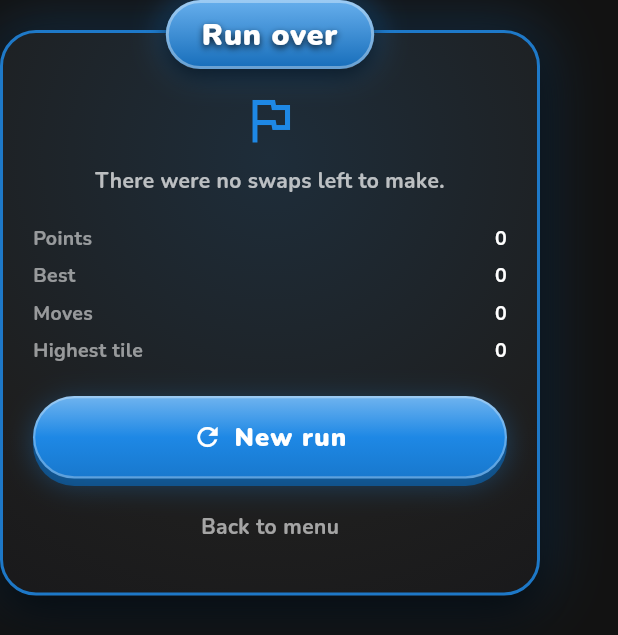
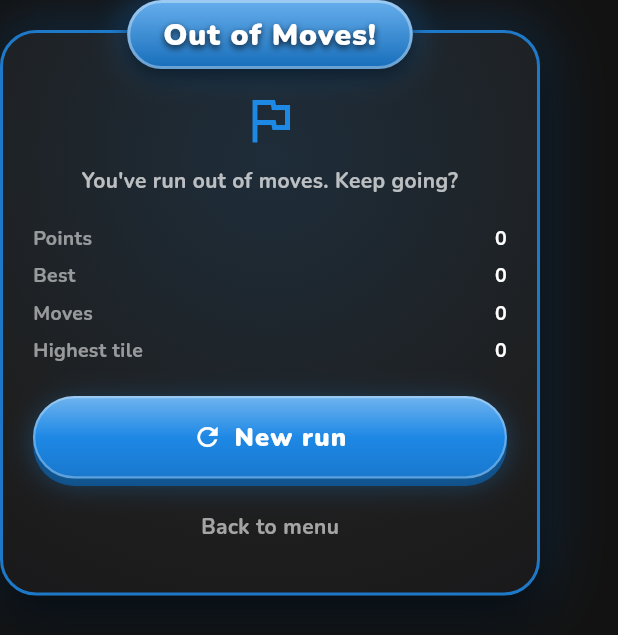
Before and after one commit to clebervg/nine-fuse, a Flutter app: the EndlessOutcomeCard widget shown alone on an empty page, opened directly with empty values, on a phone screen of 412 x 824 dp. Shown: the top 635 px of the screen. Run offline on Flutter 3.47's test engine with Material 3 defaults, Android fonts, the phone set to English and light mode, and no system bars; our stand-ins replace flutter_riverpod, google_mobile_ads, shared_preferences; accounts and stored records are empty.

Commit message:
fix: geometria do HUD e copy do fim de partida do Endless
A folga do botão do martelo veio de cima, não é altura nova: o brilho do
disco (blurRadius 14) encostava na primeira linha do tabuleiro, e somar
altura à coluna tirava o tabuleiro da área visível — a suíte do martelo
pegou isso na hora.

O contador de estrelas do capítulo já estava correto (starTotal é
levelCount * kStarsPerLevel); o que faltava era a invariante travada.
A Top Bar já estava em área segura pelo AppBar do Scaffold — hud_layout_test
prova as duas geometrias com um entalhe de verdade.

"Fim da corrida" virou "Sem Movimentos!" nos dois idiomas.

Co-Authored-By: Claude Opus 5 <noreply@anthropic.com>

```diff
--- a/lib/l10n/app_en.arb
+++ b/lib/l10n/app_en.arb
@@ -139,8 +139,8 @@
   "endlessNextBand": "Next band: create a",
 
   "endlessRecordTitle": "New record!",
-  "endlessOverTitle": "Run over",
-  "endlessOverMessage": "There were no swaps left to make.",
+  "endlessOverTitle": "Out of Moves!",
+  "endlessOverMessage": "You've run out of moves. Keep going?",
   "endlessMoves": "Moves",
   "endlessHighestDigit": "Highest tile",
   "endlessExplosions": "Explosions",
--- a/lib/l10n/app_localizations.dart
+++ b/lib/l10n/app_localizations.dart
@@ -383,13 +383,13 @@ abstract class AppLocalizations {
   /// No description provided for @endlessOverTitle.
   ///
   /// In en, this message translates to:
-  /// **'Run over'**
+  /// **'Out of Moves!'**
   String get endlessOverTitle;
 
   /// No description provided for @endlessOverMessage.
   ///
   /// In en, this message translates to:
-  /// **'There were no swaps left to make.'**
+  /// **'You\'ve run out of moves. Keep going?'**
   String get endlessOverMessage;
 
   /// No description provided for @endlessMoves.
--- a/lib/l10n/app_localizations_en.dart
+++ b/lib/l10n/app_localizations_en.dart
@@ -227,10 +227,10 @@ class AppLocalizationsEn extends AppLocalizations {
   String get endlessRecordTitle => 'New record!';
 
   @override
-  String get endlessOverTitle => 'Run over';
+  String get endlessOverTitle => 'Out of Moves!';
 
   @override
-  String get endlessOverMessage => 'There were no swaps left to make.';
+  String get endlessOverMessage => 'You\'ve run out of moves. Keep going?';
 
   @override
   String get endlessMoves => 'Moves';
--- a/lib/l10n/app_localizations_pt.dart
+++ b/lib/l10n/app_localizations_pt.dart
@@ -229,10 +229,10 @@ class AppLocalizationsPt extends AppLocalizations {
   String get endlessRecordTitle => 'Novo recorde!';
 
   @override
-  String get endlessOverTitle => 'Fim da corrida';
+  String get endlessOverTitle => 'Sem Movimentos!';
 
   @override
-  String get endlessOverMessage => 'Não havia mais nenhuma troca possível.';
+  String get endlessOverMessage => 'Suas jogadas acabaram. Deseja continuar?';
 
   @override
   String get endlessMoves => 'Movimentos';
--- a/lib/l10n/app_pt.arb
+++ b/lib/l10n/app_pt.arb
@@ -74,8 +74,8 @@
   "endlessNextBand": "Próxima faixa: crie um",
 
   "endlessRecordTitle": "Novo recorde!",
-  "endlessOverTitle": "Fim da corrida",
-  "endlessOverMessage": "Não havia mais nenhuma troca possível.",
+  "endlessOverTitle": "Sem Movimentos!",
+  "endlessOverMessage": "Suas jogadas acabaram. Deseja continuar?",
   "endlessMoves": "Movimentos",
   "endlessHighestDigit": "Maior dígito",
   "endlessExplosions": "Explosões",
```
Also changed, not shown: lib/features/game/presentation/screens/endless_screen.dart (+5 -2 lines), lib/features/game/presentation/screens/game_screen.dart (+11 -2 lines), 4 other files.
